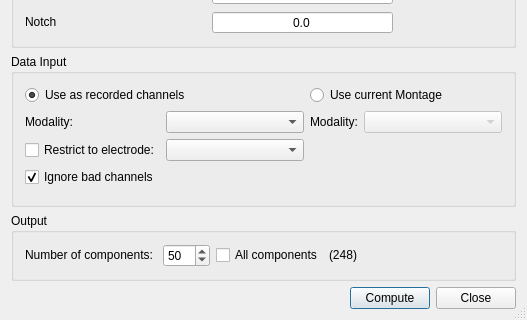
HIP-infrastructure/anywave-code, file src/plugins/icav2/ICASettings.ui: the form before one commit; both pictures show x 0 to 527 and y 222 to 542 of the 527 by 542 pixel window.
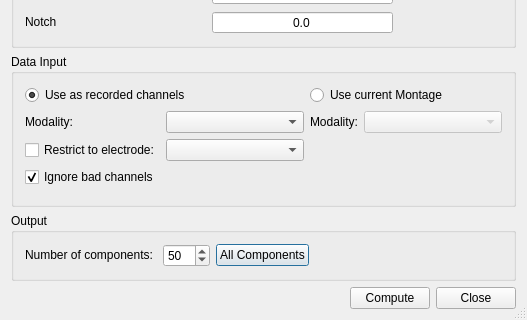
The form after the commit. Icons and pictures are not drawn. Custom widgets are drawn as their Qt base class.

Patch:
```diff
--- a/src/plugins/icav2/ICASettings.ui
+++ b/src/plugins/icav2/ICASettings.ui
@@ -259,7 +259,7 @@
        <property name="title">
         <string>Output</string>
        </property>
-       <layout class="QHBoxLayout" name="horizontalLayout_2" stretch="0,0,0,0,1">
+       <layout class="QHBoxLayout" name="horizontalLayout_2" stretch="0,0,0,1">
         <item>
          <widget class="QLabel" name="labelNC">
           <property name="sizePolicy">
@@ -296,28 +296,9 @@
          </widget>
         </item>
         <item>
-         <widget class="QCheckBox" name="cbAll">
-          <property name="sizePolicy">
-           <sizepolicy hsizetype="Expanding" vsizetype="Fixed">
-            <horstretch>0</horstretch>
-            <verstretch>0</verstretch>
-           </sizepolicy>
-          </property>
+         <widget class="QPushButton" name="buttonAll">
           <property name="text">
-           <string>All components</string>
-          </property>
-         </widget>
-        </item>
-        <item>
-         <widget class="QLabel" name="labelTotalIC">
-          <property name="sizePolicy">
-           <sizepolicy hsizetype="Expanding" vsizetype="Fixed">
-            <horstretch>0</horstretch>
-            <verstretch>0</verstretch>
-           </sizepolicy>
-          </property>
-          <property name="text">
-           <string>(248)</string>
+           <string>All Components</string>
           </property>
          </widget>
         </item>
```
Left out of the diff: 32 changed lines with no effect on the pictures.
